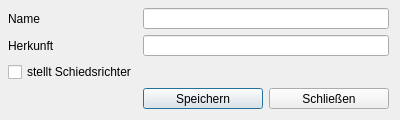
Old version of the form Spielplan/Forms/MannschaftEditor.ui in the repository CodeGamer/Labyrinth.
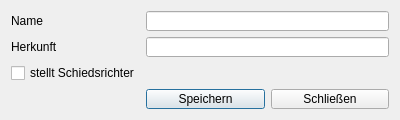
New version of the form.

Commit message: "Ändern" und "Löschen"-Button ausgegraut, wenn kein Element ausgewählt. Hintergrundbild-Platzhalter (für Spielplan) hinzugefügt. Dialoge der Editoren in der Größe veränderbar (Inhalt passt sich an).

What changed in the file:
```diff
--- a/Spielplan/Forms/MannschaftEditor.ui
+++ b/Spielplan/Forms/MannschaftEditor.ui
@@ -18,22 +18,15 @@
   </property>
   <property name="maximumSize">
    <size>
-    <width>400</width>
+    <width>16777215</width>
     <height>120</height>
    </size>
   </property>
   <property name="windowTitle">
    <string>Mannschafts-Editor</string>
   </property>
-  <widget class="QWidget" name="">
-   <property name="geometry">
-    <rect>
-     <x>8</x>
-     <y>8</y>
-     <width>381</width>
-     <height>101</height>
-    </rect>
-   </property>
+  <layout class="QHBoxLayout" name="horizontalLayout_2">
+   <item>
    <layout class="QFormLayout" name="formLayout">
     <property name="fieldGrowthPolicy">
      <enum>QFormLayout::AllNonFixedFieldsGrow</enum>
@@ -90,7 +83,8 @@
      </layout>
     </item>
    </layout>
-  </widget>
+   </item>
+  </layout>
  </widget>
  <resources/>
  <connections/>
```
Lines whose indentation alone changed are shown as unchanged. The commit also changes 7 other files.
